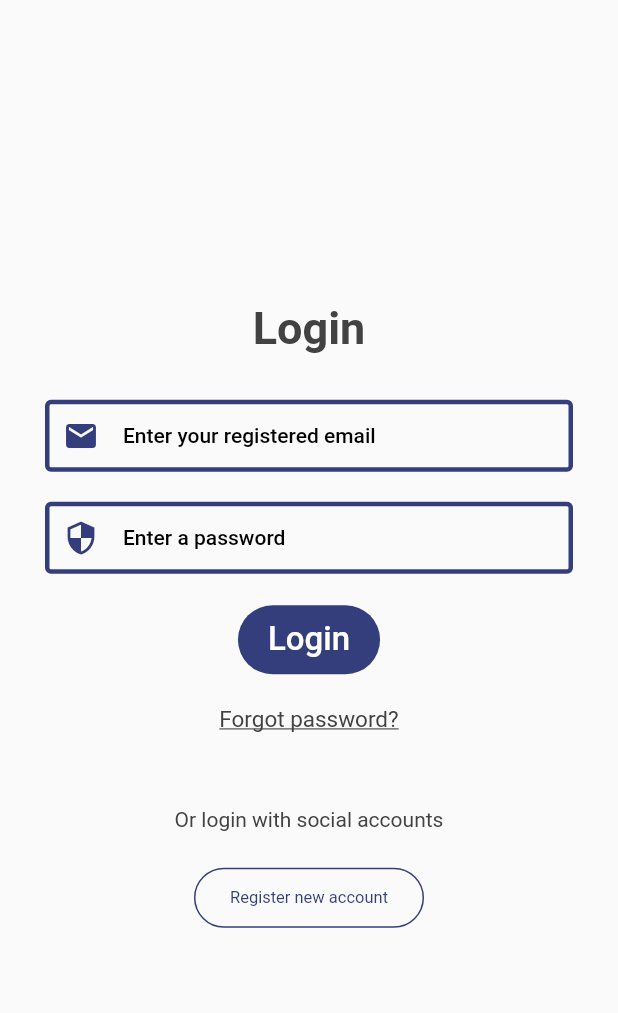
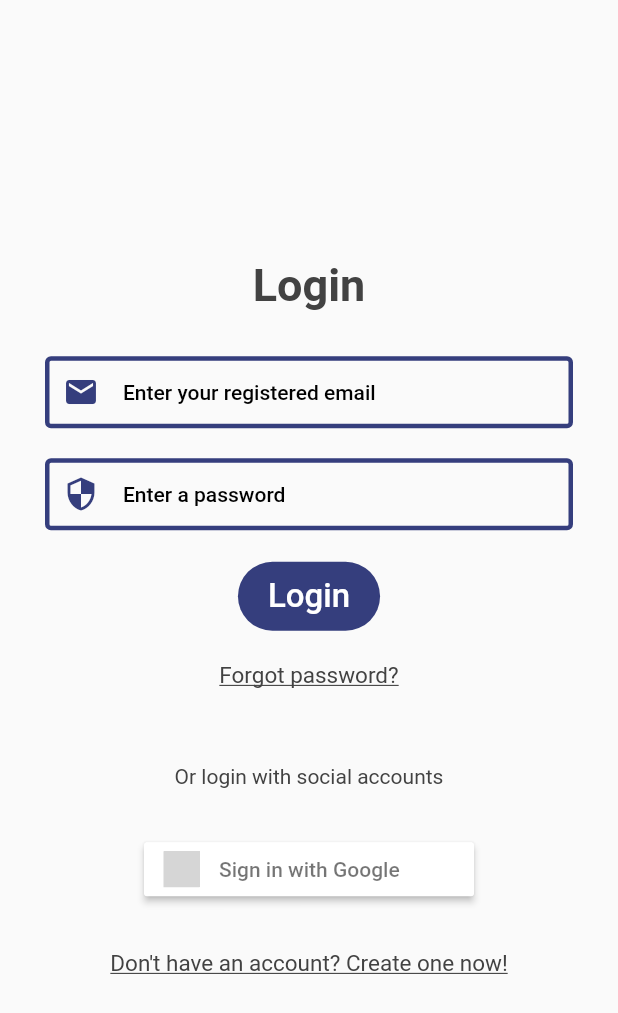
Before and after one commit to sonoftheweb/sixcore, a Flutter app: the screen it shows after launch, on a phone screen of 412 x 824 dp. Shown: the top 1013 px of the screen. Run offline on Flutter 3.47's test engine with Material 2 defaults, Android fonts, the phone set to English and light mode, and no system bars; our stand-ins replace cloud_firestore, firebase_auth, firebase_core, flutter_signin_button, google_sign_in; missing offline and left inert: horizontal_picker, infinite_listview; accounts and stored records are empty; project files that could hold a hidden picture were left out; grey boxes are pictures that could not be loaded.

Commit message:
Updated keys

```diff
--- a/lib/Screens/Auth/Login/index.dart
+++ b/lib/Screens/Auth/Login/index.dart
@@ -1,11 +1,12 @@
 import 'package:flutter/material.dart';
+import 'package:flutter_signin_button/button_list.dart';
+import 'package:flutter_signin_button/button_view.dart';
 import 'package:provider/provider.dart';
 import 'package:sixcore/Provider/auth_provider.dart';
 import 'package:sixcore/Widgets/button.dart';
 import 'package:sixcore/router/router.dart';
 import 'package:sixcore/router/routes.dart';
 
-import '../../../Constants/colors.dart';
 import '../../../Utils/snackbar.dart';
 
 class LoginPage extends StatefulWidget {
@@ -103,18 +104,28 @@ class _LoginPageState extends State<LoginPage> {
             ),
             const SizedBox(height: 50.0),
             const Text('Or login with social accounts'),
-            const SizedBox(height: 20.0),
-            OutlinedButton(
-              style: OutlinedButton.styleFrom(
-                side: BorderSide(color: AppColor.blue),
-                foregroundColor: AppColor.blue,
-                textStyle: const TextStyle(fontSize: 11),
-              ),
-              onPressed: () {
+            const SizedBox(height: 30.0),
+            Consumer<AuthenticationProvider>(builder: (context, auth, _) {
+              return SignInButton(
+                Buttons.Google,
+                onPressed: () {
+                  auth.loginWithGoogle(context: context);
+                },
+              );
+            }),
+            const SizedBox(height: 30.0),
+            GestureDetector(
+              onTap: () {
                 PageNavigator(context: context)
                     .nextPageOnly(page: Routes.registerRoute);
               },
-              child: const Text('Register new account'),
+              child: const Text(
+                'Don\'t have an account? Create one now!',
+                style: TextStyle(
+                  decoration: TextDecoration.underline,
+                  fontSize: 15,
+                ),
+              ),
             ),
           ],
         ),
--- a/pubspec.yaml
+++ b/pubspec.yaml
@@ -31,6 +31,7 @@ dependencies:
   horizontal_picker: ^1.2.0
   cloud_firestore: ^4.1.0
   google_sign_in: ^5.4.2
+  flutter_signin_button: ^2.0.0
 
 dev_dependencies:
   flutter_test:
```
Also changed, not shown: lib/Provider/auth_provider.dart (+32 -0 lines), pubspec.lock, 3 other files.
